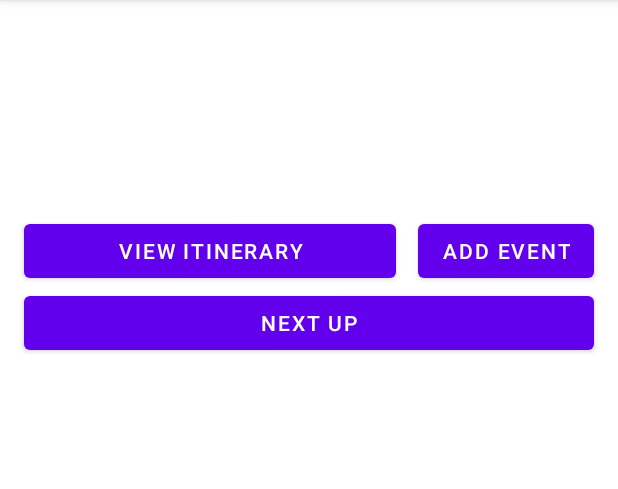
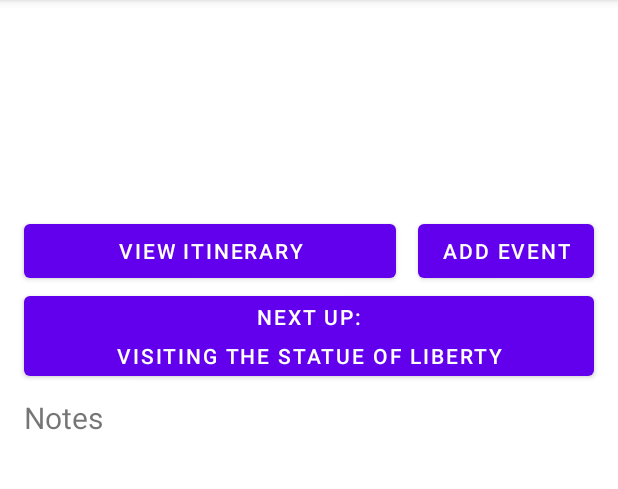
Before and after one commit to jesslin02/TripBuddy, an Android app: the TripDetailActivity screen opened directly, with no data from a screen before it, on a phone screen of 412 x 824 dp, the part 84-573 px from its top. Run offline under Robolectric (Android 15) with nearby library versions, the phone set to English and light mode, and no system bars; libraries missing offline, so code that uses them is left out: org.parceler; 5 statements that could not run were skipped.

Commit message:
minor layout edits for trip item, event item, trip detail

```diff
--- a/app/src/main/java/com/tripbuddy/CreateTripActivity.java
+++ b/app/src/main/java/com/tripbuddy/CreateTripActivity.java
@@ -34,7 +34,6 @@ public class CreateTripActivity extends AppCompatActivity {
     public static final String TAG = "CreateTripActivity";
     ActivityCreateTripBinding binding;
 
-    @SuppressLint("ClickableViewAccessibility")
     @Override
     protected void onCreate(Bundle savedInstanceState) {
         super.onCreate(savedInstanceState);
@@ -72,6 +71,7 @@ public class CreateTripActivity extends AppCompatActivity {
     /**
      * used as onTouchListener for inputting the start date and end date
      * allows popup calendar date picker
+     * https://www.tutlane.com/tutorial/android/android-datepicker-with-examples
      */
     class dateTouchListener implements View.OnTouchListener {
         EditText etDate;
@@ -194,6 +194,7 @@ public class CreateTripActivity extends AppCompatActivity {
 
     /**
      * for use when inputting start and end dates
+     * https://stackoverflow.com/questions/1109022/how-do-you-close-hide-the-android-soft-keyboard-programmatically
      */
     public static void hideKeyboard(Activity activity) {
         InputMethodManager imm = (InputMethodManager) activity.getSystemService(Activity.INPUT_METHOD_SERVICE);
--- a/app/src/main/java/com/tripbuddy/fragments/TripsFragment.java
+++ b/app/src/main/java/com/tripbuddy/fragments/TripsFragment.java
@@ -111,6 +111,7 @@ public class TripsFragment extends Fragment {
         ParseQuery<Trip> query = ParseQuery.getQuery(Trip.class);
         // include data referred by user key
         query.include(Trip.KEY_USER);
+        query.whereEqualTo(Trip.KEY_USER, ParseUser.getCurrentUser());
         query.setLimit(10);
         query.findInBackground(new FindCallback<Trip>() {
             @Override
--- a/app/src/main/res/layout/activity_trip_detail.xml
+++ b/app/src/main/res/layout/activity_trip_detail.xml
@@ -64,9 +64,34 @@
         android:layout_width="match_parent"
         android:layout_height="wrap_content"
         android:layout_marginHorizontal="16dp"
+        android:lineSpacingExtra="10sp"
         android:text="@string/next_up"
+        app:layout_constraintEnd_toEndOf="parent"
         app:layout_constraintStart_toStartOf="parent"
-        app:layout_constraintEnd_toEndOf="parent"
         app:layout_constraintTop_toBottomOf="@id/btnItinerary" />
 
+    <TextView
+        android:id="@+id/tvNoteTitle"
+        android:layout_width="match_parent"
+        android:layout_height="wrap_content"
+        android:layout_marginTop="8dp"
+        android:layout_marginHorizontal="16dp"
+        android:text="Notes"
+        android:textSize="20sp"
+        app:layout_constraintEnd_toEndOf="parent"
+        app:layout_constraintStart_toStartOf="parent"
+        app:layout_constraintTop_toBottomOf="@+id/btnNext"/>
+
+    <TextView
+        android:id="@+id/tvNotes"
+        android:layout_width="match_parent"
+        android:layout_height="wrap_content"
+        android:layout_marginTop="8dp"
+        android:layout_marginHorizontal="16dp"
+        android:textSize="16sp"
+        app:layout_constraintEnd_toEndOf="parent"
+        app:layout_constraintStart_toStartOf="parent"
+        app:layout_constraintTop_toBottomOf="@+id/tvNoteTitle"
+        tools:text="fun trip to celebrate the class of 2021"/>
+
 </androidx.constraintlayout.widget.ConstraintLayout>
--- a/app/src/main/res/values/strings.xml
+++ b/app/src/main/res/values/strings.xml
@@ -6,7 +6,7 @@
     <!-- TODO: Remove or change this placeholder text -->
     <string name="hello_profile_fragment">Hello profile fragment</string>
     <string name="hello_trips_fragment">Hello trips fragment</string>
-    <string name="next_up">Next Up</string>
+    <string name="next_up">Next Up:\nvisiting the statue of liberty</string>
     <string name="add_event">Add Event</string>
     <string name="view_itinerary">View Itinerary</string>
     <string name="back4app_server_url">https://parseapi.back4app.com/</string>
```
Also changed, not shown: app/src/main/res/layout/item_event.xml (+8 -0 lines), app/src/main/res/layout/item_trip.xml (+8 -0 lines).
